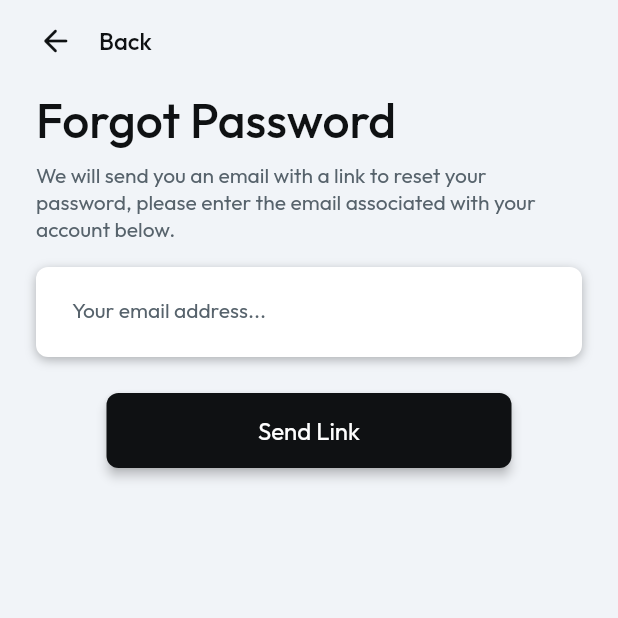
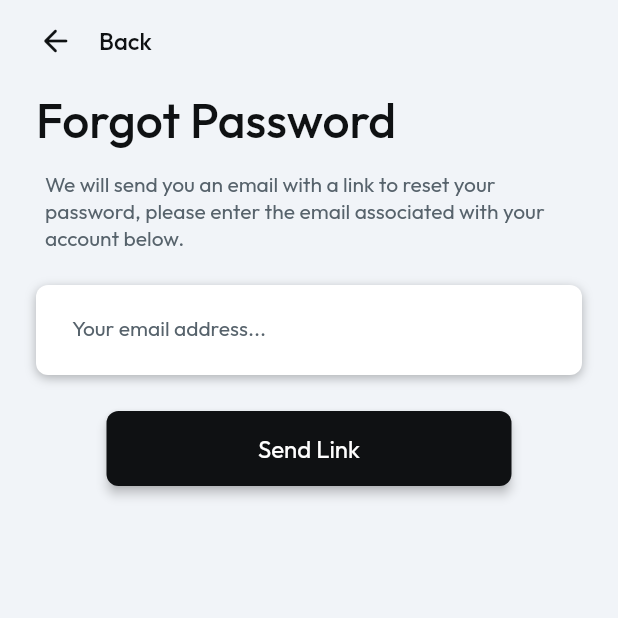
Before and after one commit to hallikedkarpraveen/draft2, a Flutter app: the ForgotpasswordWidget screen opened directly, on a phone screen of 412 x 824 dp, the top half of it. Run offline on Flutter 3.47's test engine with Material 2 defaults, Android fonts, the phone set to English and light mode, and no system bars; drawn by our look-alikes of auto_size_text; our stand-ins replace built_collection, built_value, cloud_firestore, easy_debounce, file_picker, firebase_auth and 14 more; missing offline and left inert: flutter_facebook_auth, json_path, mime_type; accounts and stored records are empty; generated files the repository leaves out were written again.

Commit message:
Updating to latest FlutterFlow output.

```diff
--- a/lib/auth/google_auth.dart
+++ b/lib/auth/google_auth.dart
@@ -10,11 +10,8 @@ final _googleSignIn = GoogleSignIn();
 Future<User> signInWithGoogle(BuildContext context) async {
   final signInFunc = () async {
     if (kIsWeb) {
-      GoogleAuthProvider googleProvider = GoogleAuthProvider();
-      googleProvider
-          .addScope('https://www.googleapis.com/auth/contacts.readonly');
       // Once signed in, return the UserCredential
-      return await FirebaseAuth.instance.signInWithPopup(googleProvider);
+      return await FirebaseAuth.instance.signInWithPopup(GoogleAuthProvider());
     }
 
     await signOutWithGoogle().catchError((_) => null);
--- a/lib/flutter_flow/flutter_flow_theme.dart
+++ b/lib/flutter_flow/flutter_flow_theme.dart
@@ -47,48 +47,22 @@ abstract class FlutterFlowTheme {
   Color tertiary400;
   Color textColor;
 
-  TextStyle get title1 => GoogleFonts.getFont(
-        'Poppins',
-        color: primaryText,
-        fontWeight: FontWeight.w600,
-        fontSize: 24,
-      );
-  TextStyle get title2 => GoogleFonts.getFont(
-        'Poppins',
-        color: secondaryText,
-        fontWeight: FontWeight.w600,
-        fontSize: 22,
-      );
-  TextStyle get title3 => GoogleFonts.getFont(
-        'Poppins',
-        color: primaryText,
-        fontWeight: FontWeight.w600,
-        fontSize: 20,
-      );
-  TextStyle get subtitle1 => GoogleFonts.getFont(
-        'Poppins',
-        color: primaryText,
-        fontWeight: FontWeight.w600,
-        fontSize: 18,
-      );
-  TextStyle get subtitle2 => GoogleFonts.getFont(
-        'Poppins',
-        color: secondaryText,
-        fontWeight: FontWeight.w600,
-        fontSize: 16,
-      );
-  TextStyle get bodyText1 => GoogleFonts.getFont(
-        'Poppins',
-        color: primaryText,
-        fontWeight: FontWeight.w600,
-        fontSize: 14,
-      );
-  TextStyle get bodyText2 => GoogleFonts.getFont(
-        'Poppins',
-        color: secondaryText,
-        fontWeight: FontWeight.w600,
-        fontSize: 14,
-      );
+  String get title1Family => typography.title1Family;
+  TextStyle get title1 => typography.title1;
+  String get title2Family => typography.title2Family;
+  TextStyle get title2 => typography.title2;
+  String get title3Family => typography.title3Family;
+  TextStyle get title3 => typography.title3;
+  String get subtitle1Family => typography.subtitle1Family;
+  TextStyle get subtitle1 => typography.subtitle1;
+  String get subtitle2Family => typography.subtitle2Family;
+  TextStyle get subtitle2 => typography.subtitle2;
+  String get bodyText1Family => typography.bodyText1Family;
+  TextStyle get bodyText1 => typography.bodyText1;
+  String get bodyText2Family => typography.bodyText2Family;
+  TextStyle get bodyText2 => typography.bodyText2;
+
+  Typography get typography => ThemeTypography(this);
 }
 
 class LightModeTheme extends FlutterFlowTheme {
@@ -109,6 +83,79 @@ class LightModeTheme extends FlutterFlowTheme {
   Color black600 = Color(0xFF090F13);
   Color tertiary400 = Color(0xFF39D2C0);
   Color textColor = Color(0xFF1E2429);
+}
+
+abstract class Typography {
+  String get title1Family;
+  TextStyle get title1;
+  String get title2Family;
+  TextStyle get title2;
+  String get title3Family;
+  TextStyle get title3;
+  String get subtitle1Family;
+  TextStyle get subtitle1;
+  String get subtitle2Family;
+  TextStyle get subtitle2;
+  String get bodyText1Family;
+  TextStyle get bodyText1;
+  String get bodyText2Family;
+  TextStyle get bodyText2;
+}
+
+class ThemeTypography extends Typography {
+  ThemeTypography(this.theme);
+
+  final FlutterFlowTheme theme;
+
+  String get title1Family => 'Poppins';
+  TextStyle get title1 => GoogleFonts.getFont(
+        'Poppins',
+        color: theme.primaryText,
+        fontWeight: FontWeight.w600,
+        fontSize: 24,
+      );
+  String get title2Family => 'Poppins';
+  TextStyle get title2 => GoogleFonts.getFont(
+        'Poppins',
+        color: theme.secondaryText,
+        fontWeight: FontWeight.w600,
+        fontSize: 22,
+      );
+  String get title3Family => 'Poppins';
+  TextStyle get title3 => GoogleFonts.getFont(
+        'Poppins',
+        color: theme.primaryText,
+        fontWeight: FontWeight.w600,
+        fontSize: 20,
+      );
+  String get subtitle1Family => 'Poppins';
+  TextStyle get subtitle1 => GoogleFonts.getFont(
+        'Poppins',
+        color: theme.primaryText,
+        fontWeight: FontWeight.w600,
+        fontSize: 18,
+      );
+  String get subtitle2Family => 'Poppins';
+  TextStyle get subtitle2 => GoogleFonts.getFont(
+        'Poppins',
+        color: theme.secondaryText,
+        fontWeight: FontWeight.w600,
+        fontSize: 16,
+      );
+  String get bodyText1Family => 'Poppins';
+  TextStyle get bodyText1 => GoogleFonts.getFont(
+        'Poppins',
+        color: theme.primaryText,
+        fontWeight: FontWeight.w600,
+        fontSize: 14,
+      );
+  String get bodyText2Family => 'Poppins';
+  TextStyle get bodyText2 => GoogleFonts.getFont(
+        'Poppins',
+        color: theme.secondaryText,
+        fontWeight: FontWeight.w600,
+        fontSize: 14,
+      );
 }
 
 class DarkModeTheme extends FlutterFlowTheme {
@@ -137,6 +184,7 @@ extension TextStyleHelper on TextStyle {
     Color color,
     double fontSize,
     FontWeight fontWeight,
+    double letterSpacing,
     FontStyle fontStyle,
     bool useGoogleFonts = true,
     TextDecoration decoration,
@@ -147,6 +195,7 @@ extension TextStyleHelper on TextStyle {
               fontFamily,
               color: color ?? this.color,
               fontSize: fontSize ?? this.fontSize,
+              letterSpacing: letterSpacing ?? this.letterSpacing,
               fontWeight: fontWeight ?? this.fontWeight,
               fontStyle: fontStyle ?? this.fontStyle,
               decoration: decoration,
@@ -156,6 +205,7 @@ extension TextStyleHelper on TextStyle {
               fontFamily: fontFamily,
               color: color,
               fontSize: fontSize,
+              letterSpacing: letterSpacing,
               fontWeight: fontWeight,
               fontStyle: fontStyle,
               decoration: decoration,
--- a/lib/flutter_flow/flutter_flow_util.dart
+++ b/lib/flutter_flow/flutter_flow_util.dart
@@ -16,6 +16,7 @@ import 'lat_lng.dart';
 export 'lat_lng.dart';
 export 'place.dart';
 export 'dart:math' show min, max;
+export 'dart:convert' show jsonEncode, jsonDecode;
 export 'package:intl/intl.dart';
 export 'package:cloud_firestore/cloud_firestore.dart' show DocumentReference;
 export 'package:page_transition/page_transition.dart';
--- a/lib/flutter_flow/flutter_flow_widgets.dart
+++ b/lib/flutter_flow/flutter_flow_widgets.dart
@@ -32,7 +32,7 @@ class FFButtonOptions {
   final double iconSize;
   final Color iconColor;
   final EdgeInsetsGeometry iconPadding;
-  final double borderRadius;
+  final BorderRadius borderRadius;
   final BorderSide borderSide;
 }
 
@@ -102,7 +102,7 @@ class _FFButtonWidgetState extends State<FFButtonWidget> {
       shape: MaterialStateProperty.all<OutlinedBorder>(
         RoundedRectangleBorder(
           borderRadius:
-              BorderRadius.circular(widget.options.borderRadius ?? 8.0),
+              widget.options.borderRadius ?? BorderRadius.circular(8.0),
           side: widget.options.borderSide ?? BorderSide.none,
         ),
       ),
--- a/lib/forgotpassword/forgotpassword_widget.dart
+++ b/lib/forgotpassword/forgotpassword_widget.dart
@@ -103,7 +103,7 @@ class _ForgotpasswordWidgetState extends State<ForgotpasswordWidget> {
               children: [
                 Expanded(
                   child: Padding(
-                    padding: EdgeInsetsDirectional.fromSTEB(4, 4, 4, 4),
+                    padding: EdgeInsetsDirectional.fromSTEB(10, 10, 10, 10),
                     child: Text(
                       'We will send you an email with a link to reset your password, please enter the email associated with your account below.',
                       style: FlutterFlowTheme.of(context).bodyText2.override(
@@ -133,6 +133,13 @@ class _ForgotpasswordWidgetState extends State<ForgotpasswordWidget> {
                   )
                 ],
                 borderRadius: BorderRadius.circular(8),
+              ),
+              child: Visibility(
+                visible: responsiveVisibility(
+                  context: context,
+                  tablet: false,
+                  tabletLandscape: false,
+                  desktop: false,
                 ),
                 child: TextFormField(
                   controller: emailAddressController,
@@ -180,6 +187,7 @@ class _ForgotpasswordWidgetState extends State<ForgotpasswordWidget> {
                 ),
               ),
             ),
+          ),
           Padding(
             padding: EdgeInsetsDirectional.fromSTEB(0, 24, 0, 0),
             child: FFButtonWidget(
@@ -215,7 +223,7 @@ class _ForgotpasswordWidgetState extends State<ForgotpasswordWidget> {
                   color: Colors.transparent,
                   width: 1,
                 ),
-                borderRadius: 8,
+                borderRadius: BorderRadius.circular(8),
               ),
             ),
           ),
--- a/lib/login/login_widget.dart
+++ b/lib/login/login_widget.dart
@@ -259,7 +259,7 @@ class _LoginWidgetState extends State<LoginWidget> {
                                   color: Colors.transparent,
                                   width: 1,
                                 ),
-                                borderRadius: 0,
+                                borderRadius: BorderRadius.circular(0),
                               ),
                             ),
                             FFButtonWidget(
@@ -299,7 +299,7 @@ class _LoginWidgetState extends State<LoginWidget> {
                                   color: Colors.transparent,
                                   width: 1,
                                 ),
-                                borderRadius: 8,
+                                borderRadius: BorderRadius.circular(8),
                               ),
                             ),
                           ],
@@ -492,7 +492,7 @@ class _LoginWidgetState extends State<LoginWidget> {
                                   color: Colors.transparent,
                                   width: 1,
                                 ),
-                                borderRadius: 0,
+                                borderRadius: BorderRadius.circular(0),
                               ),
                             ),
                           ],
--- a/lib/phonenumber/phonenumber_widget.dart
+++ b/lib/phonenumber/phonenumber_widget.dart
@@ -255,7 +255,7 @@ class _PhonenumberWidgetState extends State<PhonenumberWidget> {
                                   color: Colors.transparent,
                                   width: 1,
                                 ),
-                                borderRadius: 8,
+                                borderRadius: BorderRadius.circular(8),
                               ),
                             ),
                           ],
--- a/lib/registeruser/registeruser_widget.dart
+++ b/lib/registeruser/registeruser_widget.dart
@@ -389,7 +389,7 @@ class _RegisteruserWidgetState extends State<RegisteruserWidget> {
                   color: Colors.transparent,
                   width: 1,
                 ),
-                borderRadius: 8,
+                borderRadius: BorderRadius.circular(8),
               ),
             ),
           ),
--- a/lib/s_m_s_auth/s_m_s_auth_widget.dart
+++ b/lib/s_m_s_auth/s_m_s_auth_widget.dart
@@ -254,7 +254,7 @@ class _SMSAuthWidgetState extends State<SMSAuthWidget> {
                                   color: Colors.transparent,
                                   width: 1,
                                 ),
-                                borderRadius: 8,
+                                borderRadius: BorderRadius.circular(8),
                               ),
                             ),
                           ],
--- a/pubspec.yaml
+++ b/pubspec.yaml
@@ -36,6 +36,7 @@ dependencies:
   file_picker: 4.5.1
   firebase_auth: 3.2.0
   firebase_core: 1.12.0
+  firebase_core_platform_interface: 4.4.1
   firebase_core_web: 1.5.4
   firebase_storage: 10.1.0
   firebase_storage_web: 3.2.8
```
Also changed, not shown: lib/home/home_widget.dart (+39 -19 lines), lib/videopreviewpage/videopreviewpage_widget.dart (+6 -2 lines). Lines whose indentation alone changed are shown as unchanged.
